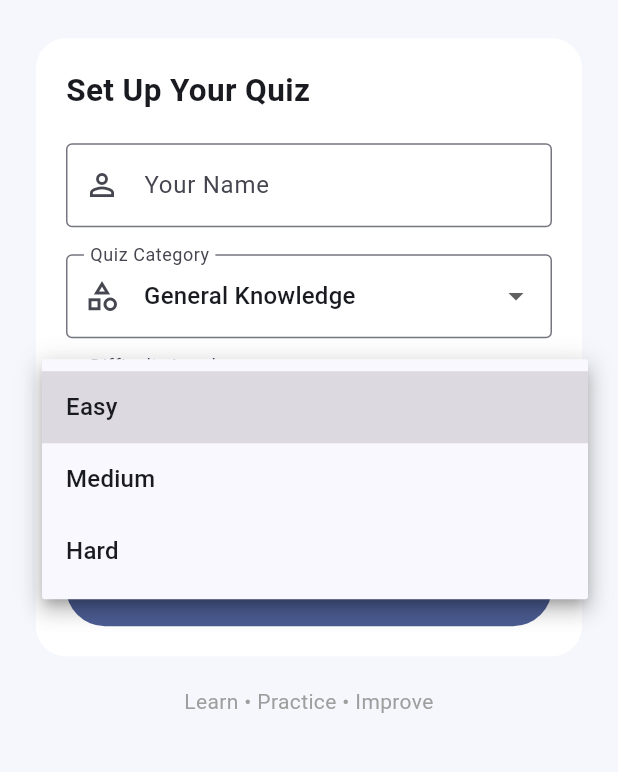
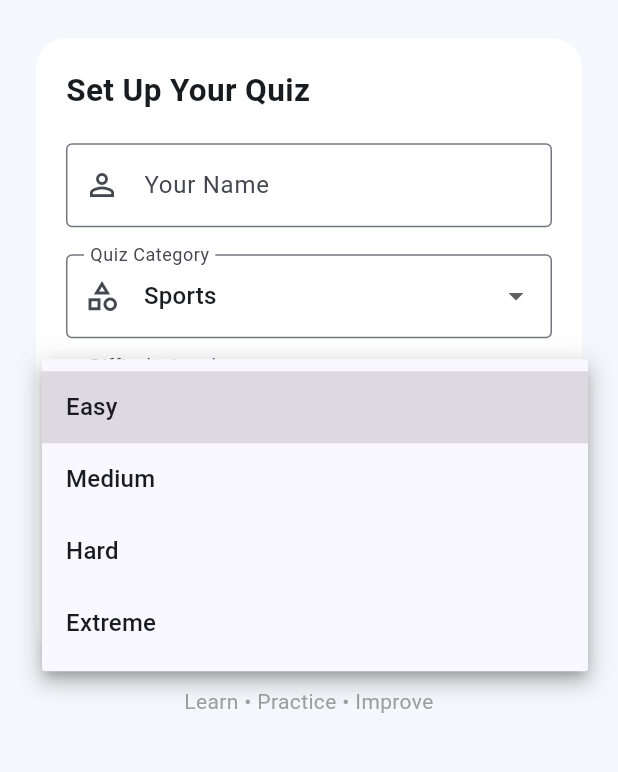
Before and after one commit to sultana-rinki/quizbyte, a Flutter app: the screen it shows after launch, after a tap on "Easy", on a phone screen of 412 x 824 dp, the part 450-1222 px from its top. Run offline on Flutter 3.47's test engine with Material 3 defaults, Android fonts, the phone set to English and light mode, and no system bars.

Commit message:
Updated Questions

```diff
--- a/lib/main.dart
+++ b/lib/main.dart
@@ -45,7 +45,7 @@ class HomePage extends StatefulWidget {
 class _HomePageState extends State<HomePage> {
   final nameController = TextEditingController();
 
-  String selectedCategory = 'General Knowledge';
+  String selectedCategory = 'Sports';
   String selectedDifficulty = 'Easy';
 
   final categories = [
@@ -56,7 +56,7 @@ class _HomePageState extends State<HomePage> {
     'Mathematics',
   ];
 
-  final difficulties = ['Easy', 'Medium', 'Hard'];
+  final difficulties = ['Easy', 'Medium', 'Hard','Extreme',];
 
   @override
   void dispose() {
@@ -226,7 +226,7 @@ class _HomePageState extends State<HomePage> {
                               color: Colors.blue,
                             ),
                             SizedBox(width: 8),
-                            Text('Quiz Duration: 5 minutes'),
+                            Text('Quiz Duration: 3 minutes'),
                           ],
                         ),
                         const SizedBox(height: 24),
@@ -279,7 +279,7 @@ class QuizPage extends StatefulWidget {
 }
 
 class _QuizPageState extends State<QuizPage> {
-  static const int quizDuration = 300;
+  static const int quizDuration = 180;
 
   int currentQuestion = 0;
   int remainingSeconds = quizDuration;
```
